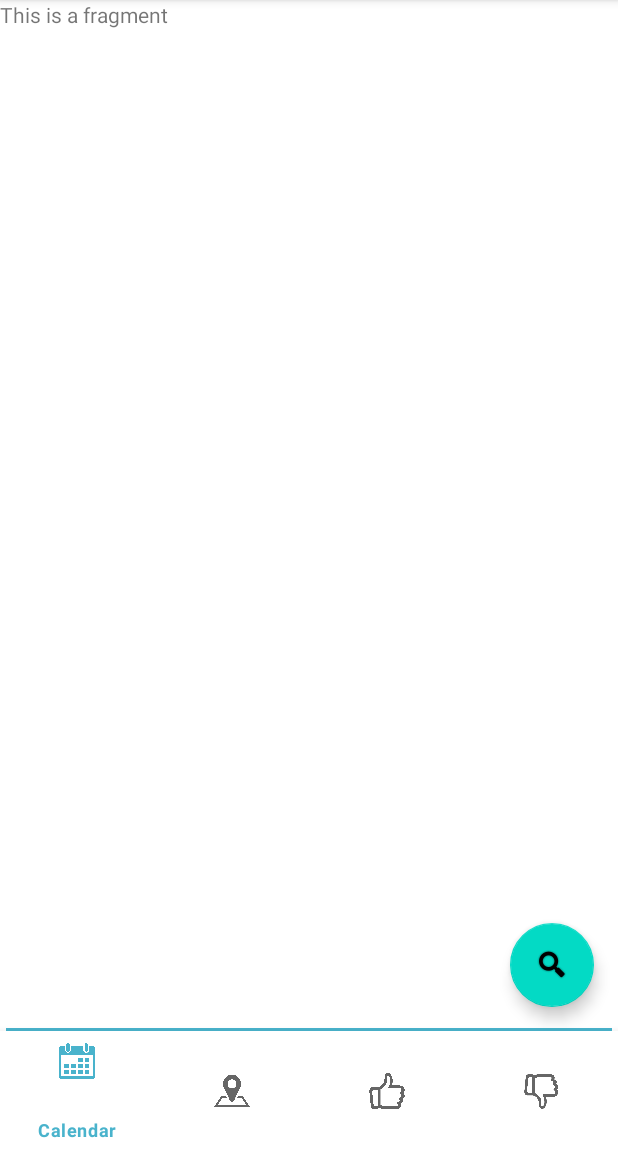
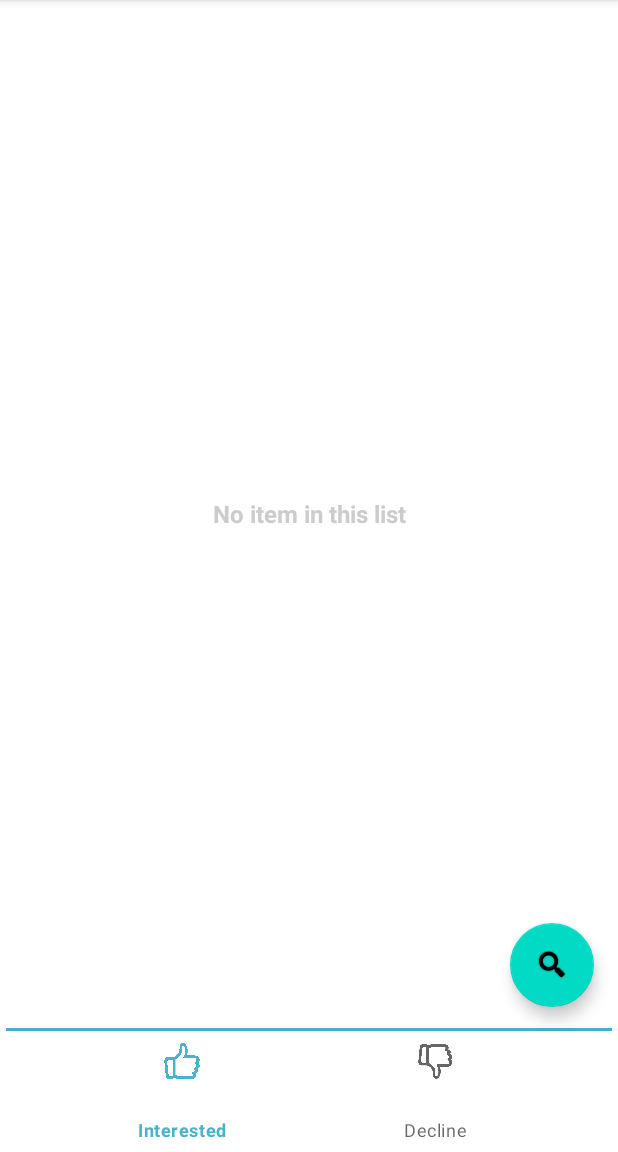
Before and after one commit to martiandev/setticket, an Android app: the STActivity screen opened directly, with no data from a screen before it, on a phone screen of 412 x 824 dp, the part 84-1236 px from its top. Run offline under Robolectric (Android 15) with nearby library versions, the light colour scheme and no system bars; our stand-ins replace Room's generated code, RxJava; network calls fail.

```diff
--- a/app/src/main/java/com/setschedule/setticket/data/database/EventDao.kt
+++ b/app/src/main/java/com/setschedule/setticket/data/database/EventDao.kt
@@ -17,9 +17,16 @@ interface EventDao {
     fun delete(data: EventEntity): Completable
     @Query("DELETE FROM EventEntity")
     fun clear(): Completable
-    @Query("SELECT * FROM EventEntity where l=:ls")
+
+    @Query("DELETE FROM EventEntity where start < :date ")
+    fun delete(date:Long): Completable
+    @Query("SELECT * FROM EventEntity where l=:ls ORDER BY start ASC")
     fun get(ls:Int): Single<List<EventEntity>>
 
-    @Query("SELECT * FROM EventEntity where id=:id")
+    @Query("SELECT * FROM EventEntity where id=:id ")
     fun get(id:String):List<EventEntity>
+
+    @Query("SELECT * FROM EventEntity where id IN (:id)")
+    fun get(id:ArrayList<String>): Single<List<EventEntity>>
+
 }
--- a/app/src/main/java/com/setschedule/setticket/data/source/remote/event/SearchResults.kt
+++ b/app/src/main/java/com/setschedule/setticket/data/source/remote/event/SearchResults.kt
@@ -3,5 +3,6 @@ package com.setschedule.setticket.data.source.remote.event
 class SearchResults
 {
     var next:Int = 0
-    var results:List<Event> = listOf()
+    var results:ArrayList<Event> = ArrayList()
+    var isSuccess:Boolean = false
 }
--- a/app/src/main/java/com/setschedule/setticket/view/activty/STActivity.kt
+++ b/app/src/main/java/com/setschedule/setticket/view/activty/STActivity.kt
@@ -83,13 +83,13 @@ class STActivity:AppCompatActivity (){
             true
         }
         menu = bottom_nav!!.menu
-        menu!!.add(Menu.NONE, 0, Menu.NONE, getString(R.string.main_calendar))
-            .setIcon(R.drawable.calendar);
-        menu!!.add(Menu.NONE,1, Menu.NONE,  getString(R.string.main_map))
-            .setIcon(R.drawable.map);
-        menu!!.add(Menu.NONE,2, Menu.NONE, getString(R.string.main_interested))
+//        menu!!.add(Menu.NONE, 0, Menu.NONE, getString(R.string.main_calendar))
+//            .setIcon(R.drawable.calendar);
+//        menu!!.add(Menu.NONE,1, Menu.NONE,  getString(R.string.main_map))
+//            .setIcon(R.drawable.map);
+        menu!!.add(Menu.NONE,0, Menu.NONE, getString(R.string.main_interested))
             .setIcon(R.drawable.accept)
-        menu!!.add(Menu.NONE,3, Menu.NONE,getString(R.string.main_decline))
+        menu!!.add(Menu.NONE,1, Menu.NONE,getString(R.string.main_decline))
             .setIcon(R.drawable.unlike)
     }
 
@@ -97,8 +97,8 @@ class STActivity:AppCompatActivity (){
     {
         vp = findViewById(R.id.vp_main)
         var list:ArrayList<Fragment> = ArrayList()
-        list.add(STMapFragment())
-        list.add(MapFragment())
+//        list.add(STMapFragment())
+//        list.add(MapFragment())
         list.add(LikeFragment())
         list.add(UnlikeFragment())
         adapter = HomePageAdapter(this,list)
--- a/app/src/main/java/com/setschedule/setticket/view/fragment/home/LikeFragment.kt
+++ b/app/src/main/java/com/setschedule/setticket/view/fragment/home/LikeFragment.kt
@@ -5,16 +5,21 @@ import android.util.Log
 import android.view.LayoutInflater
 import android.view.View
 import android.view.ViewGroup
+import android.widget.TextView
 import androidx.fragment.app.Fragment
 import androidx.lifecycle.Observer
 import androidx.lifecycle.ViewModelProvider
+import androidx.recyclerview.widget.LinearLayoutManager
+import androidx.recyclerview.widget.RecyclerView
 import com.setschedule.setticket.R
 import com.setschedule.setticket.viewmodel.EventsViewModel
 
 class LikeFragment: Fragment()
 {
     var eventVM: EventsViewModel? = null
-
+    var tv_message: TextView? = null
+    var rv_events: RecyclerView? = null
+    var adapter:EventEntityAdapter? = null
 
     override fun onCreateView(inflater: LayoutInflater, container: ViewGroup?, savedInstanceState: Bundle?): View?
     {
@@ -25,9 +30,25 @@ class LikeFragment: Fragment()
 
     override fun onViewCreated(view: View, savedInstanceState: Bundle?) {
         super.onViewCreated(view, savedInstanceState)
+        this.tv_message = view.findViewById(R.id.tv_message)
+        this.rv_events = view.findViewById(R.id.rv_events)
+        this.rv_events!!.layoutManager = LinearLayoutManager(view.context)
         eventVM = ViewModelProvider(requireActivity()).get(EventsViewModel::class.java)
         eventVM!!.liked.observe(requireActivity(), Observer {
-            Log.i("Liked","Liked Events:"+it.size);
+            if(it.size>0)
+            {
+                rv_events!!.visibility =  View.VISIBLE
+                tv_message!!.visibility = View.GONE
+
+
+                adapter = EventEntityAdapter(it)
+                rv_events!!.adapter =adapter
+            }
+            else
+            {
+                rv_events!!.visibility = View.GONE
+                tv_message!!.visibility = View.VISIBLE
+            }
         });
 
     }
--- a/app/src/main/res/layout/fragment_like.xml
+++ b/app/src/main/res/layout/fragment_like.xml
@@ -1,6 +1,26 @@
 <?xml version="1.0" encoding="utf-8"?>
 <androidx.constraintlayout.widget.ConstraintLayout
+    android:background="@color/white"
+
     xmlns:android="http://schemas.android.com/apk/res/android" android:layout_width="match_parent"
     android:layout_height="match_parent">
+    <TextView
+        android:text="No item in this list"
+        android:textStyle="bold"
+        android:textSize="16sp"
+        android:gravity="center_horizontal|center_vertical"
+        android:textColor="#ccc"
+        android:id="@+id/tv_message"
+        android:layout_width="match_parent"
+        android:layout_height="match_parent"/>
+
+
+
+    <androidx.recyclerview.widget.RecyclerView
+        android:id="@+id/rv_events"
+        android:layout_width="match_parent"
+        android:layout_height="match_parent"/>
+
+
 
 </androidx.constraintlayout.widget.ConstraintLayout>
--- a/app/src/main/res/layout/fragment_settings_security.xml
+++ b/app/src/main/res/layout/fragment_settings_security.xml
@@ -47,8 +47,9 @@
         android:layout_height="wrap_content"/>
 
     <TextView
-        android:background="@color/black"
-        android:textColor="@color/white"
+        android:background="#e8e8e8"
+        android:paddingLeft="8dp"
+        android:textColor="@color/main"
         app:layout_constraintStart_toStartOf="parent"
         app:layout_constraintEnd_toEndOf="parent"
         android:paddingBottom="12dp"
```
Also changed, not shown: app/src/main/java/com/setschedule/setticket/view/activty/menu/Search.kt (+9 -3 lines), app/src/main/java/com/setschedule/setticket/view/fragment/home/EventEntityAdapter.kt (added, +58 -0 lines), app/src/main/java/com/setschedule/setticket/view/fragment/home/EventEntityViewHolder.kt (added, +14 -0 lines), app/src/main/java/com/setschedule/setticket/view/fragment/home/UnlikeFragment.kt (+24 -3 lines), app/src/main/java/com/setschedule/setticket/viewmodel/EventsViewModel.kt (+47 -8 lines), app/src/main/res/drawable/st_box_thin.xml (added, +7 -0 lines), app/src/main/res/drawable/st_text_search_box.xml (+4 -4 lines), app/src/main/res/drawable/st_text_search_box_button.xml (+4 -4 lines), app/src/main/res/layout/activity_search.xml (+25 -12 lines), app/src/main/res/layout/adapter_category.xml (+4 -3 lines), app/src/main/res/layout/adapter_event_entity.xml (added, +88 -0 lines), app/src/main/res/layout/fragment_settings_map.xml (+4 -3 lines), app/src/main/res/layout/fragment_unlike.xml (+18 -0 lines).
